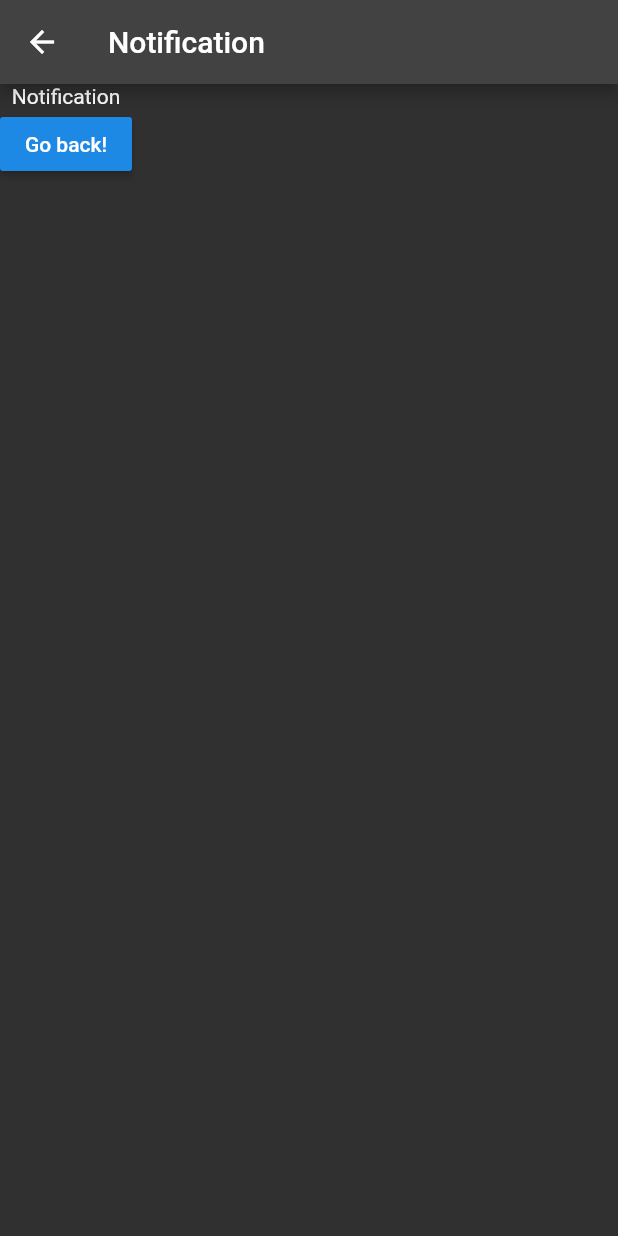
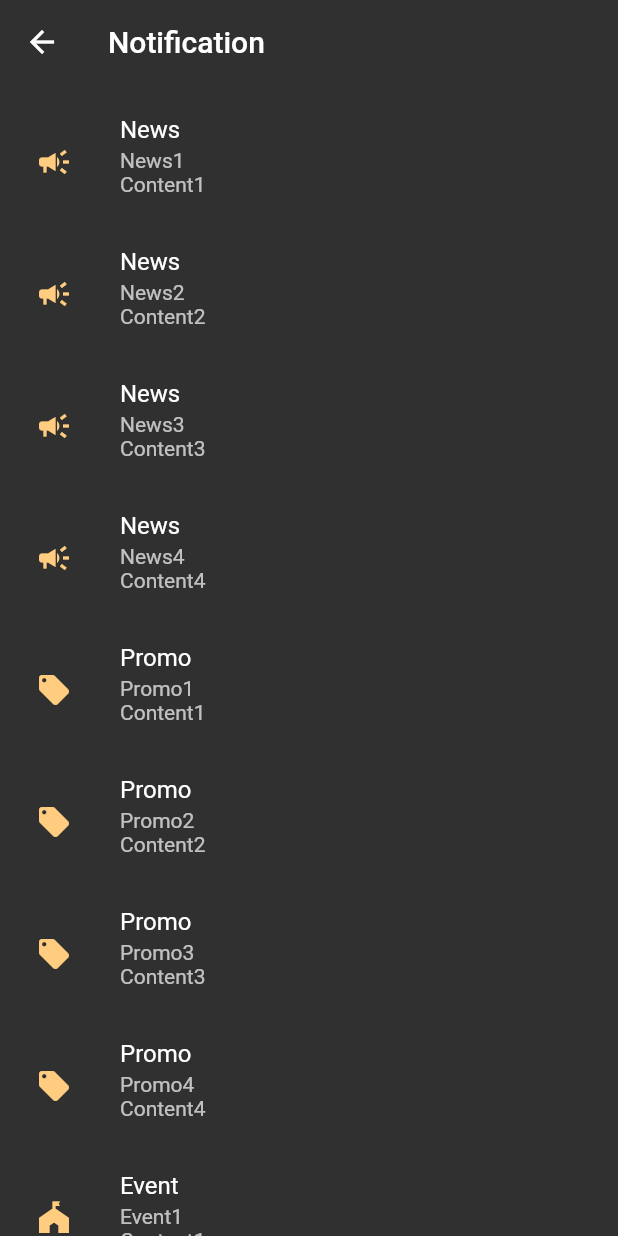
Before and after one commit to rjsduf0503/flutter_holywings, a Flutter app: the screen it shows after launch, after a tap on the "notifications" icon, on a phone screen of 412 x 824 dp. Run offline on Flutter 3.47's test engine with Material 2 defaults, Android fonts, the light colour scheme and no system bars; our stand-ins replace carousel_indicator, carousel_slider.

Commit message:
feature: ListView 사용 notification 페이지 구현
todo: 알림 별 라우팅
#4

```diff
--- a/lib/globalclass.dart
+++ b/lib/globalclass.dart
@@ -22,3 +22,41 @@ class ItemWithIcon extends Item {
       {this.needsRouting = true, this.needsAuth = false, required this.icon})
       : super(name);
 }
+
+class NotificationItem {
+  Widget icon;
+  String type, title, content;
+  NotificationItem(this.icon, this.type, this.title, this.content);
+}
+
+class CustomListViewBuilder extends StatelessWidget {
+  List<NotificationItem> _list;
+
+  CustomListViewBuilder(this._list, {Key? key}) : super(key: key);
+
+  @override
+  Widget build(BuildContext context) {
+    return Expanded(
+      child: ListView.builder(
+        shrinkWrap: true,
+        physics: const AlwaysScrollableScrollPhysics(),
+        padding: EdgeInsets.all(8),
+        itemCount: _list.length,
+        itemBuilder: (context, index) {
+          return ListTile(
+            leading: Container(
+              height: double.infinity,
+              child: _list[index].icon,
+            ),
+            title: Text(_list[index].type),
+            subtitle: Text(_list[index].title + '\n' + _list[index].content),
+            isThreeLine: true,
+            onTap: (() {
+              print(_list[index].content);
+            }),
+          );
+        },
+      ),
+    );
+  }
+}
--- a/lib/pages/modal/notification/notification.dart
+++ b/lib/pages/modal/notification/notification.dart
@@ -1,19 +1,39 @@
 import 'package:flutter/material.dart';
 import 'package:flutter/widgets.dart';
+import '../../../globalclass.dart' as _gc;
 
 class Notification extends StatelessWidget {
+  List<_gc.NotificationItem> notificationList = [
+    _gc.NotificationItem(Icon(Icons.campaign, color: Colors.orange[200]),
+        "News", "News1", "Content1"),
+    _gc.NotificationItem(Icon(Icons.campaign, color: Colors.orange[200]),
+        "News", "News2", "Content2"),
+    _gc.NotificationItem(Icon(Icons.campaign, color: Colors.orange[200]),
+        "News", "News3", "Content3"),
+    _gc.NotificationItem(Icon(Icons.campaign, color: Colors.orange[200]),
+        "News", "News4", "Content4"),
+    _gc.NotificationItem(Icon(Icons.local_offer, color: Colors.orange[200]),
+        "Promo", "Promo1", "Content1"),
+    _gc.NotificationItem(Icon(Icons.local_offer, color: Colors.orange[200]),
+        "Promo", "Promo2", "Content2"),
+    _gc.NotificationItem(Icon(Icons.local_offer, color: Colors.orange[200]),
+        "Promo", "Promo3", "Content3"),
+    _gc.NotificationItem(Icon(Icons.local_offer, color: Colors.orange[200]),
+        "Promo", "Promo4", "Content4"),
+    _gc.NotificationItem(Icon(Icons.festival, color: Colors.orange[200]),
+        "Event", "Event1", "Content1"),
+    _gc.NotificationItem(Icon(Icons.festival, color: Colors.orange[200]),
+        "Event", "Event2", "Content2"),
+    _gc.NotificationItem(Icon(Icons.festival, color: Colors.orange[200]),
+        "Event", "Event3", "Content3"),
+    _gc.NotificationItem(Icon(Icons.festival, color: Colors.orange[200]),
+        "Event", "Event4", "Content4"),
+  ];
   @override
   Widget build(BuildContext context) {
     return Column(
       children: [
-        Text('Notification'),
-        RaisedButton(
-          onPressed: () {
-            // 눌렀을 때 첫 번째 route로 되돌아 갑니다.
-            Navigator.pop(context);
-          },
-          child: Text('Go back!'),
-        ),
+        _gc.CustomListViewBuilder(notificationList),
       ],
     );
   }
--- a/lib/pages/modal/stackrouting.dart
+++ b/lib/pages/modal/stackrouting.dart
@@ -43,6 +43,8 @@ class StackRouting extends StatelessWidget {
   Widget build(BuildContext context) {
     return Scaffold(
       appBar: AppBar(
+        elevation: 0,
+        backgroundColor: Colors.grey[850],
         title: Text(item),
       ),
       body: getStackBody(),
```
